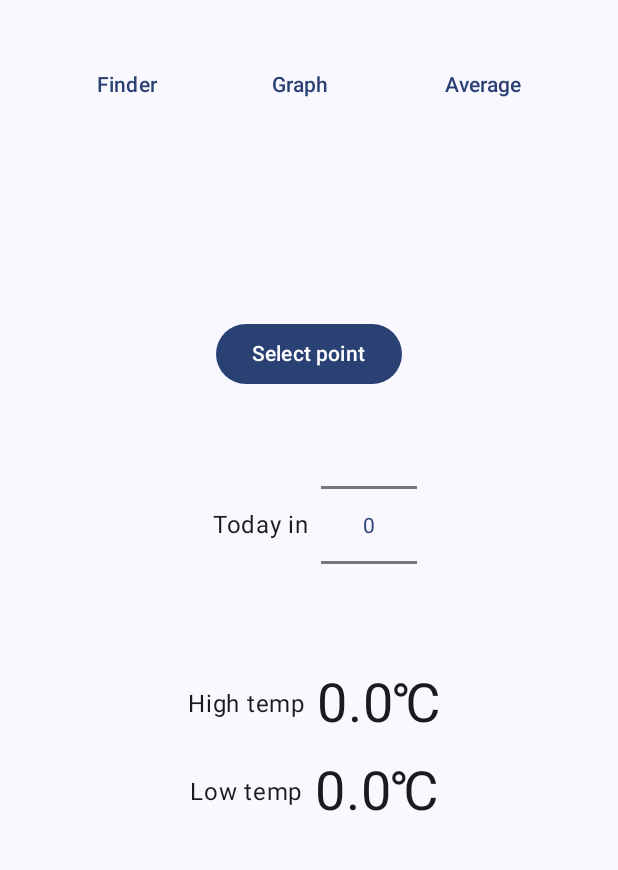
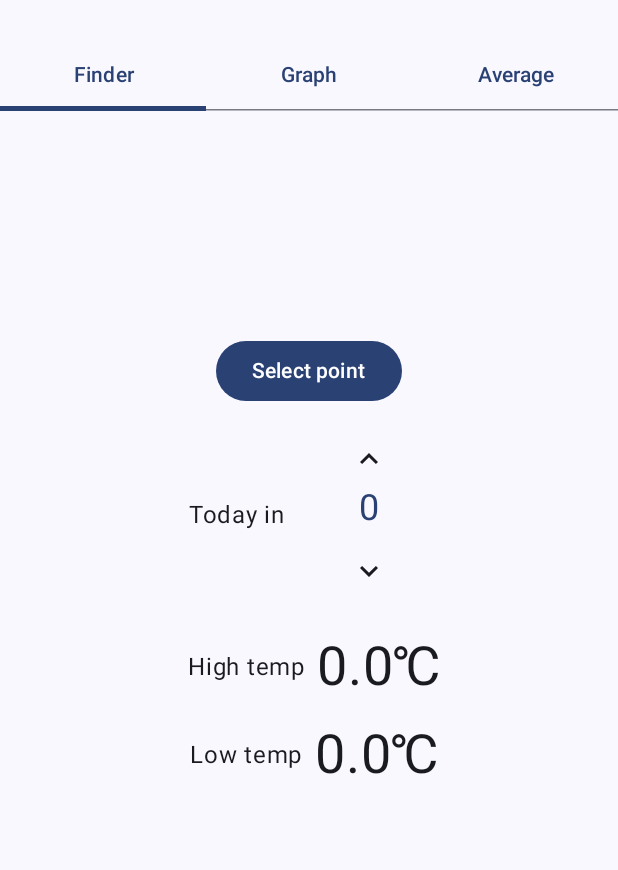
Before and after one commit to DullBlueLab/PastWeather, an Android app built with Jetpack Compose: the screen it shows after launch (MainActivity), on a phone screen of 412 x 824 dp, the part 69-939 px from its top. Run offline under Robolectric (Android 15) with nearby library versions, the phone set to English and light mode, and no system bars; our stand-ins replace AdMob, Room's generated code; pictures from the network do not load; 1 statement that could not run was skipped.

Commit message:
ver.6 update display layout, and swipe paging

```diff
--- a/app/build.gradle.kts
+++ b/app/build.gradle.kts
@@ -12,8 +12,8 @@ android {
         applicationId = "com.dullbluelab.pastweather"
         minSdk = 26
         targetSdk = 34
-        versionCode = 5
-        versionName = "1.0.4"
+        versionCode = 6
+        versionName = "1.5"
 
         testInstrumentationRunner = "androidx.test.runner.AndroidJUnitRunner"
         vectorDrawables {
--- a/app/src/main/java/com/dullbluelab/pastweather/ui/PastWeatherViewModel.kt
+++ b/app/src/main/java/com/dullbluelab/pastweather/ui/PastWeatherViewModel.kt
@@ -313,6 +313,8 @@ class PastWeatherViewModel(
                         else {
                             updateStartupUi("start")
                             updateRootUi("finder")
+                            updateGraphData()
+                            updateAverage()
                         }
                         cancel()
                     }
@@ -348,6 +350,8 @@ class PastWeatherViewModel(
                         updateStartupUi("start")
                         updateRootUi("finder")
                         updateWeather()
+                        updateGraphData()
+                        updateAverage()
                     }
                 )
             }
@@ -386,7 +390,11 @@ class PastWeatherViewModel(
                     currentYear = item.selectYear
                     updateFlag = true
                 }
-                if (updateFlag) updateWeather()
+                if (updateFlag) {
+                    updateWeather()
+                    updateGraphData()
+                    updateAverage()
+                }
             }
         }
         chainLocationListStream()
--- a/app/src/main/java/com/dullbluelab/pastweather/ui/WeatherScreen.kt
+++ b/app/src/main/java/com/dullbluelab/pastweather/ui/WeatherScreen.kt
@@ -1,42 +1,54 @@
 package com.dullbluelab.pastweather.ui
 
 import android.os.Build
-import android.widget.NumberPicker
 import android.widget.Toast
 import androidx.annotation.RequiresApi
 import androidx.compose.foundation.Canvas
+import androidx.compose.foundation.ExperimentalFoundationApi
 import androidx.compose.foundation.layout.Arrangement
 import androidx.compose.foundation.layout.Column
-import androidx.compose.foundation.layout.PaddingValues
 import androidx.compose.foundation.layout.Row
 import androidx.compose.foundation.layout.fillMaxSize
 import androidx.compose.foundation.layout.fillMaxWidth
+import androidx.compose.foundation.layout.height
 import androidx.compose.foundation.layout.padding
-import androidx.compose.foundation.lazy.LazyColumn
-import androidx.compose.foundation.lazy.items
+import androidx.compose.foundation.layout.size
+import androidx.compose.foundation.pager.HorizontalPager
+import androidx.compose.foundation.pager.rememberPagerState
 import androidx.compose.foundation.rememberScrollState
 import androidx.compose.foundation.verticalScroll
+import androidx.compose.material.icons.Icons
+import androidx.compose.material.icons.filled.KeyboardArrowDown
+import androidx.compose.material.icons.filled.KeyboardArrowUp
 import androidx.compose.material3.Button
+import androidx.compose.material3.Icon
+import androidx.compose.material3.IconButton
 import androidx.compose.material3.MaterialTheme
+import androidx.compose.material3.Tab
+import androidx.compose.material3.TabRow
 import androidx.compose.material3.Text
 import androidx.compose.material3.TextButton
 import androidx.compose.runtime.Composable
 import androidx.compose.runtime.collectAsState
 import androidx.compose.runtime.getValue
+import androidx.compose.runtime.mutableIntStateOf
+import androidx.compose.runtime.remember
+import androidx.compose.runtime.rememberCoroutineScope
+import androidx.compose.runtime.setValue
 import androidx.compose.ui.Alignment
 import androidx.compose.ui.Modifier
 import androidx.compose.ui.geometry.Offset
 import androidx.compose.ui.graphics.Color
-import androidx.compose.ui.graphics.toArgb
 import androidx.compose.ui.platform.LocalContext
 import androidx.compose.ui.res.stringResource
 import androidx.compose.ui.text.TextStyle
 import androidx.compose.ui.text.drawText
 import androidx.compose.ui.text.rememberTextMeasurer
+import androidx.compose.ui.unit.TextUnit
 import androidx.compose.ui.unit.dp
 import androidx.compose.ui.unit.sp
-import androidx.compose.ui.viewinterop.AndroidView
 import com.dullbluelab.pastweather.R
+import kotlinx.coroutines.launch
 
 @RequiresApi(Build.VERSION_CODES.Q)
 @Composable
@@ -51,55 +63,44 @@ fun WeatherScreen(
     if (rootUi.mode == "startup") {
         StartupPanel(
             viewModel = viewModel,
-            modifier = Modifier
+            modifier = modifier
                 .fillMaxSize()
         )
     }
     else {
-        Column(
-            verticalArrangement = Arrangement.SpaceBetween,
-            modifier = modifier
-                .fillMaxSize()
-        ) {
-            ContentsSelectBar(
-                onClickFinder = { viewModel.changeMode("finder") },
-                onClickGraph = { viewModel.changeMode("graph") },
-                onClickAverage = {
-                    viewModel.changeMode("average")
-                                 },
-                Modifier
-                    .weight(1f)
-                    .fillMaxWidth()
-            )
-            when (rootUi.mode) {
-               "graph" -> {
-                    GraphPanel(
-                        viewModel = viewModel,
-                        modifier = Modifier
-                            .weight(8f)
-                            .fillMaxWidth()
-                    )
-                }
-                "finder" -> {
+        TagPager(
+            tagList = listOf(
+                stringResource(id = R.string.tag_finder),
+                stringResource(id = R.string.tag_graph),
+                stringResource(id = R.string.tag_average)
+            ),
+            pageList = listOf(
+                {
                     FinderPanel(
                         viewModel = viewModel,
                         onChangeYear = onChangeYear,
                         onChangeLocation = onChangeLocation,
                         modifier = Modifier
-                            .weight(8f)
-                            .fillMaxWidth()
+                            .fillMaxSize()
                     )
-                }
-                "average" -> {
+                },
+                {
+                    GraphPanel(
+                        viewModel = viewModel,
+                        modifier = Modifier
+                            .fillMaxSize()
+                    )
+                },
+                {
                     AveragePanel(
                         viewModel = viewModel,
                         modifier = Modifier
-                            .weight(8f)
-                            .fillMaxWidth()
+                            .fillMaxSize()
                     )
                 }
-            }
-        }
+            ),
+            modifier = modifier.fillMaxSize()
+        )
     }
 }
 
@@ -218,6 +219,7 @@ private fun FinderPanel(
     }
 }
 
+/*
 @RequiresApi(Build.VERSION_CODES.Q)
 @Composable
 private fun FindYearPicker(
@@ -245,29 +247,24 @@ private fun FindYearPicker(
         }
     )
 }
+ */
 
 @Composable
-private fun ContentsSelectBar(
-    onClickFinder: () -> Unit,
-    onClickGraph: () -> Unit,
-    onClickAverage: () -> Unit,
-    modifier: Modifier = Modifier
+private fun FindYearPicker(
+    uiState: PastWeatherViewModel.FinderUiState,
+    changeValue: (Int) -> Unit
 ) {
-    Row(
-        verticalAlignment = Alignment.CenterVertically,
-        horizontalArrangement = Arrangement.SpaceEvenly,
-        modifier = modifier
-    ) {
-        TextButton(onClick = onClickFinder) {
-            Text(text = stringResource(id = R.string.tag_finder))
+    val color = MaterialTheme.colorScheme.primary
+
+    NumberCounter(
+        value = uiState.selectYear,
+        maxValue = uiState.maxYear,
+        minValue = uiState.minYear,
+        textColor = color,
+        onValueChangedListener =  { newValue ->
+            changeValue(newValue)
         }
-        TextButton(onClick = onClickGraph) {
-            Text(text = stringResource(id = R.string.tag_graph))
-        }
-        TextButton(onClick = onClickAverage) {
-            Text(text = stringResource(id = R.string.tag_average))
-        }
-    }
+    )
 }
 
 @Composable
@@ -443,6 +440,7 @@ private fun AveragePanel(
     Column(
         horizontalAlignment = Alignment.CenterHorizontally,
         modifier = modifier
+            .verticalScroll(rememberScrollState())
     ) {
         Text(
             text = averageUi.pointName,
@@ -458,13 +456,12 @@ private fun AveragePanel(
             GraphCanvas(
                 tempList = averageUi.tempList,
                 modifier = Modifier
-                    .weight(2f)
+                    .height(400.dp)
                     .fillMaxWidth()
             )
             AverageList(
                 tempList = averageUi.tempList,
                 modifier = Modifier
-                    .weight(1f)
                     .fillMaxWidth()
             )
         }
@@ -475,16 +472,12 @@ private fun AveragePanel(
 private fun AverageList(
     tempList: List<PastWeatherViewModel.GraphTempItem>,
     modifier: Modifier = Modifier,
-    contentPadding: PaddingValues = PaddingValues(0.dp)
 ) {
-    LazyColumn(
-        modifier = modifier,
-        contentPadding = contentPadding
+    Column(
+        modifier = modifier
+            .padding(8.dp),
     ) {
-        items(
-            items = tempList,
-            key = { tempItem -> tempItem.years }
-        ) { item ->
+        for (item in tempList) {
             Row(
                 horizontalArrangement = Arrangement.SpaceAround,
                 verticalAlignment = Alignment.CenterVertically,
@@ -505,3 +498,104 @@ private fun AverageList(
         }
     }
 }
+
+@OptIn(ExperimentalFoundationApi::class)
+@Composable
+fun TagPager(
+    tagList: List<String>,
+    pageList: List<@Composable () -> Unit>,
+    modifier: Modifier = Modifier
+) {
+    val pagerState = rememberPagerState(pageCount = { pageList.size })
+    var position by remember { mutableIntStateOf(0) }
+    val scope = rememberCoroutineScope()
+
+    Column(
+        modifier = modifier.fillMaxSize()
+    ) {
+        TabRow(
+            selectedTabIndex = pagerState.currentPage,
+            modifier = Modifier
+                .height(64.dp)
+                .fillMaxWidth()
+        ) {
+            tagList.forEachIndexed { cnt, tag ->
+                Tab(
+                    selected = cnt == position,
+                    onClick = {
+                        scope.launch {
+                            position = cnt
+                            pagerState.animateScrollToPage(cnt)
+                        }
+                    },
+                    text = { Text(text = tag) }
+                )
+            }
+        }
+
+        HorizontalPager(
+            state = pagerState,
+            modifier = Modifier
+                .weight(1f)
+                .fillMaxWidth()
+        ) { page ->
+            pageList[page]()
+        }
+    }
+}
+
+@Composable
+fun NumberCounter(
+    value: Int,
+    maxValue: Int,
+    minValue: Int,
+    textColor: Color,
+    fontSize: TextUnit = 24.sp,
+    modifier: Modifier = Modifier,
+    onValueChangedListener: (Int) -> Unit,
+) {
+    var count by remember { mutableIntStateOf(value - minValue) }
+    val limit = maxValue - minValue
+    val lastModifier = Modifier.size(96.dp, 144.dp).padding(8.dp, 16.dp).then(modifier)
+
+    Column(
+        horizontalAlignment = Alignment.CenterHorizontally,
+        modifier = lastModifier
+    ) {
+        IconButton(
+            onClick = {
+                if (count > 0) {
+                    count --
+                    onValueChangedListener(minValue + count)
+                }
+            },
+            modifier = Modifier.weight(1f)
+        ) {
+            Icon(
+                imageVector = Icons.Filled.KeyboardArrowUp,
+                contentDescription = "count down"
+            )
+        }
+        Text(
+            text = "${minValue + count}",
+            color = textColor,
+            fontSize = fontSize,
+            modifier = Modifier.weight(1f)
+        )
+        IconButton(
+            onClick = {
+                if (count < limit) {
+                    count ++
+                    onValueChangedListener(minValue + count)
+                }
+            },
+            modifier = Modifier.weight(1f)
+        ) {
+            Icon(
+                imageVector = Icons.Filled.KeyboardArrowDown,
+                contentDescription = "count up"
+            )
+        }
+
+    }
+}
```
